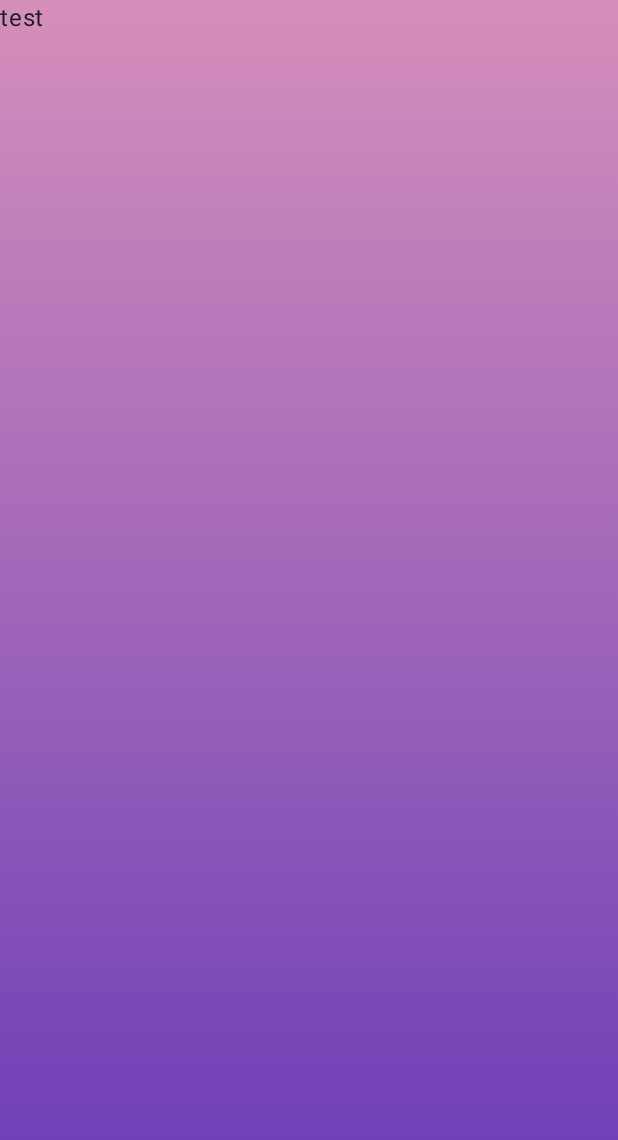
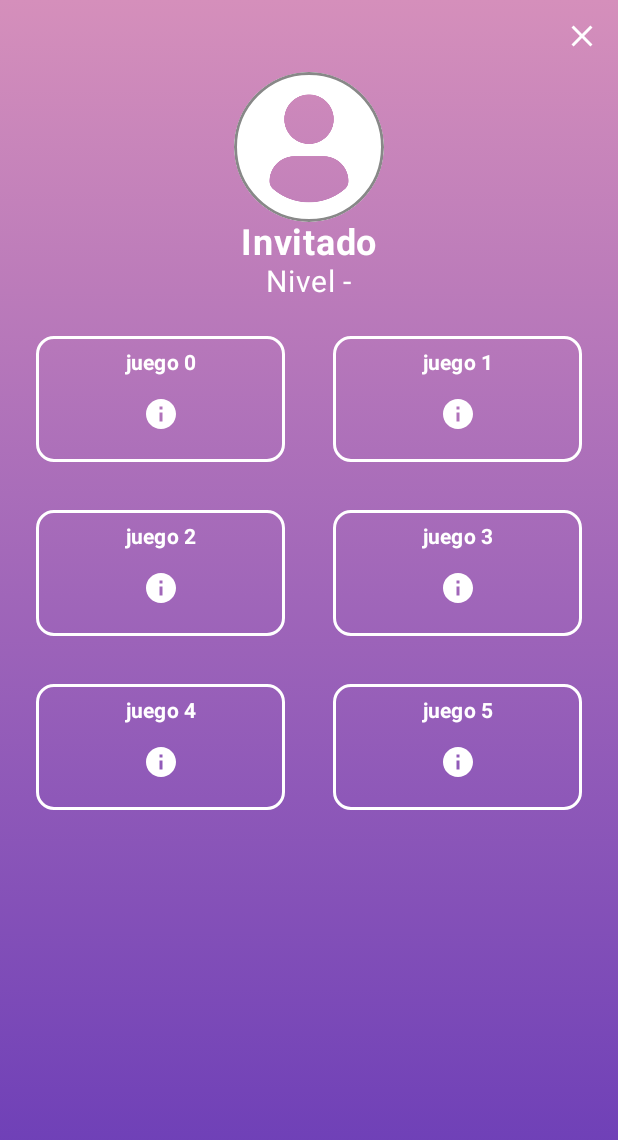
Before and after one commit to PedroRS9/Pector, an Android app built with Jetpack Compose: the MainMenuScreen screen opened through its navigation route, on a phone screen of 412 x 824 dp. Shown: the top 1140 px of the screen. Run offline under Robolectric (Android 15) with nearby library versions, the phone set to English and light mode, and no system bars; our stand-ins replace livedata-compose.

Commit message:
Added UserViewModel and MainMenuScreen Redesign
- Introduced UserViewModel to manage and maintain user state across the application, resolving inconsistencies between LoginScreen and MainMenuScreen.
- Implemented the design of MainMenuScreen with user profile and game buttons.
- Added navigation functions and placeholders for future implementations of game logic and information actions.

```diff
--- a/app/src/main/java/es/ulpgc/pamn/pector/data/Result.kt
+++ b/app/src/main/java/es/ulpgc/pamn/pector/data/Result.kt
@@ -3,4 +3,5 @@ package es.ulpgc.pamn.pector.data
 sealed class Result{
     data class Success(val boolean: Boolean): Result()
     data class Error(val exception: Exception): Result()
+    data class LoginSuccess(val user: User): Result()
 }
--- a/app/src/main/java/es/ulpgc/pamn/pector/data/User.kt
+++ b/app/src/main/java/es/ulpgc/pamn/pector/data/User.kt
@@ -12,4 +12,6 @@ class User(
     fun getPassword() = password;
     fun getEmail() = email;
     fun getPictureURL() = pictureURL
+    fun getLevel() = level
+    fun getXp() = xp
 }
--- /dev/null
+++ b/app/src/main/java/es/ulpgc/pamn/pector/global/UserViewModel.kt
@@ -0,0 +1,16 @@
+package es.ulpgc.pamn.pector.global
+
+import androidx.lifecycle.LiveData
+import androidx.lifecycle.MutableLiveData
+import androidx.lifecycle.ViewModel
+import es.ulpgc.pamn.pector.data.User
+
+class UserViewModel : ViewModel() {
+
+    private val _currentUser = MutableLiveData<User?>()
+    val currentUser: LiveData<User?> = _currentUser
+    fun setUser(user: User) {
+        _currentUser.value = user
+    }
+
+}
--- a/app/src/main/java/es/ulpgc/pamn/pector/login/LoginScreen.kt
+++ b/app/src/main/java/es/ulpgc/pamn/pector/login/LoginScreen.kt
@@ -26,6 +26,7 @@ import androidx.compose.ui.res.painterResource
 import androidx.compose.ui.res.stringResource
 import androidx.compose.ui.tooling.preview.Preview
 import androidx.compose.ui.unit.dp
+import androidx.lifecycle.viewmodel.compose.LocalViewModelStoreOwner
 import androidx.lifecycle.viewmodel.compose.viewModel
 import androidx.navigation.NavBackStackEntry
 import androidx.navigation.NavController
@@ -40,6 +41,7 @@ import es.ulpgc.pamn.pector.extensions.isValidEmail
 import es.ulpgc.pamn.pector.extensions.isValidPassword
 import es.ulpgc.pamn.pector.extensions.isValidUsername
 import es.ulpgc.pamn.pector.extensions.pectorBackground
+import es.ulpgc.pamn.pector.global.UserViewModel
 import es.ulpgc.pamn.pector.navigation.AppScreens
 import es.ulpgc.pamn.pector.login.ErrorDialog
 import es.ulpgc.pamn.pector.signup.SignupViewModel
@@ -47,7 +49,7 @@ import es.ulpgc.pamn.pector.ui.theme.PectorTheme
 import java.lang.Exception
 
 @Composable
-fun LoginScreen(navController: NavController, backStackEntry: NavBackStackEntry){
+fun LoginScreen(navController: NavController, backStackEntry: NavBackStackEntry, userViewModel: UserViewModel){
     val viewModel: LoginViewModel = viewModel(backStackEntry)
     val loginState by viewModel.loginState.observeAsState()
     Column{
@@ -56,6 +58,7 @@ fun LoginScreen(navController: NavController, backStackEntry: NavBackStackEntry)
             onLogin = { username, password -> viewModel.onLogin(username,password) },
             clearErrors = { viewModel.clearError() },
             loginState = loginState,
+            userViewModel = userViewModel
         )
     }
 }
@@ -64,6 +67,7 @@ fun BodyContent(navController: NavController,
                 onLogin:(String, String) -> Unit,
                 clearErrors: () -> Unit,
                 loginState: Result?,
+                userViewModel: UserViewModel
 
 ) {
     var username by remember { mutableStateOf("") }
@@ -141,7 +145,8 @@ fun BodyContent(navController: NavController,
             )
         }
         when(loginState) {
-            is Result.Success -> {
+            is Result.LoginSuccess -> {
+                userViewModel.setUser(loginState.user)
                 navController.navigate(route = AppScreens.MainMenuScreen.route)
             }
             is Result.Error -> {
@@ -149,7 +154,7 @@ fun BodyContent(navController: NavController,
                 showDialog.value = true
                 clearErrors()
             }
-            null -> {}
+            else -> {}
         }
     }
 }
@@ -197,6 +202,7 @@ fun ShowPreview(){
                 onLogin = { _,_ ->},
                 clearErrors = {},
                 loginState = Result.Success(true),
+                userViewModel = viewModel()
             )
         }
     }
--- a/app/src/main/java/es/ulpgc/pamn/pector/login/LoginViewModel.kt
+++ b/app/src/main/java/es/ulpgc/pamn/pector/login/LoginViewModel.kt
@@ -31,7 +31,7 @@ class LoginViewModel : ViewModel() {
                 FirebaseAuth.getInstance().signInWithEmailAndPassword(user.getEmail(), password)
                     .addOnCompleteListener { task ->
                         if (task.isSuccessful) {
-                            _loginState.postValue(Result.Success(true))
+                            _loginState.postValue(Result.LoginSuccess(user))
                         } else {
                             _loginState.postValue(Result.Error(Exception("Fallo de autenticación")))
                         }
--- a/app/src/main/java/es/ulpgc/pamn/pector/mainmenu/MainMenuScreen.kt
+++ b/app/src/main/java/es/ulpgc/pamn/pector/mainmenu/MainMenuScreen.kt
@@ -1,48 +1,176 @@
 package es.ulpgc.pamn.pector.mainmenu
 
+import androidx.compose.foundation.BorderStroke
+import androidx.compose.foundation.Image
+import androidx.compose.foundation.background
+import androidx.compose.foundation.border
+import androidx.compose.foundation.clickable
+import androidx.compose.foundation.layout.Arrangement
+import androidx.compose.foundation.layout.Box
 import androidx.compose.foundation.layout.Column
+import androidx.compose.foundation.layout.IntrinsicSize
+import androidx.compose.foundation.layout.PaddingValues
+import androidx.compose.foundation.layout.Spacer
+import androidx.compose.foundation.layout.aspectRatio
 import androidx.compose.foundation.layout.fillMaxSize
+import androidx.compose.foundation.layout.fillMaxWidth
+import androidx.compose.foundation.layout.height
+import androidx.compose.foundation.layout.padding
+import androidx.compose.foundation.layout.size
+import androidx.compose.foundation.lazy.grid.GridCells
+import androidx.compose.foundation.lazy.grid.LazyVerticalGrid
+import androidx.compose.foundation.shape.CircleShape
+import androidx.compose.foundation.shape.RoundedCornerShape
+import androidx.compose.material.icons.Icons
+import androidx.compose.material.icons.filled.Close
+import androidx.compose.material.icons.filled.Info
+import androidx.compose.material3.ButtonDefaults
+import androidx.compose.material3.Card
+import androidx.compose.material3.CardDefaults
+import androidx.compose.material3.Icon
+import androidx.compose.material3.IconButton
 import androidx.compose.material3.MaterialTheme
+import androidx.compose.material3.OutlinedButton
 import androidx.compose.material3.Surface
 import androidx.compose.material3.Text
 import androidx.compose.runtime.Composable
+import androidx.compose.runtime.getValue
+import androidx.compose.runtime.livedata.observeAsState
+import androidx.compose.ui.Alignment
 import androidx.compose.ui.Modifier
+import androidx.compose.ui.draw.clip
+import androidx.compose.ui.graphics.Color
+import androidx.compose.ui.res.painterResource
+import androidx.compose.ui.text.font.FontWeight
 import androidx.compose.ui.tooling.preview.Preview
+import androidx.compose.ui.unit.dp
+import androidx.compose.ui.unit.sp
+import androidx.lifecycle.viewmodel.compose.LocalViewModelStoreOwner
+import androidx.lifecycle.viewmodel.compose.viewModel
 import androidx.navigation.NavBackStackEntry
 import androidx.navigation.NavController
 import androidx.navigation.compose.rememberNavController
+import es.ulpgc.pamn.pector.R
+import es.ulpgc.pamn.pector.data.User
 import es.ulpgc.pamn.pector.extensions.pectorBackground
+import es.ulpgc.pamn.pector.global.UserViewModel
 import es.ulpgc.pamn.pector.ui.theme.PectorTheme
 
 @Composable
-fun MainMenuScreen(navController: NavController, backStackEntry: NavBackStackEntry){
-    Column{
-        BodyContent(
-            navController = navController
+fun MainMenuScreen(navController: NavController, backStackEntry: NavBackStackEntry, userViewModel: UserViewModel) {
+    val user by userViewModel.currentUser.observeAsState()
+    BodyContent(navController, user)
+}
+
+@Composable
+fun BodyContent(navController: NavController, user: User?) {
+    Column(
+        modifier = Modifier
+            .fillMaxSize()
+            .pectorBackground(),
+        horizontalAlignment = Alignment.CenterHorizontally
+    ) {
+        // Close icon at the top-right corner
+        Box(contentAlignment = Alignment.TopEnd, modifier = Modifier.fillMaxWidth()) {
+            IconButton(onClick = { /* TODO: Handle close action */ }) {
+                Icon(
+                    imageVector = Icons.Default.Close,
+                    contentDescription = "Cerrar",
+                    tint = Color.White
+                    )
+            }
+        }
+
+        // User image
+        val imageModifier = Modifier
+            .size(100.dp)
+            .clip(CircleShape)
+            .border(2.dp, Color.Gray, CircleShape)
+        /*Aqui debería de añadir logica para tratar el caso de
+        que un usuario tenga imagen, de momento predeterminada */
+        val userProfileImage = painterResource(id = R.drawable.default_profile_pic)
+        Image(
+            painter = userProfileImage,
+            contentDescription = "Imagen de perfil",
+            modifier = imageModifier
         )
+
+        // User name and level
+        Text(
+            text = user?.getName() ?: "Invitado",
+            fontSize = 24.sp,
+            fontWeight = FontWeight.Bold,
+            color = Color.White
+        )
+        Text(
+            text = "Nivel ${user?.getLevel() ?: "-"}",
+            fontSize = 20.sp,
+            color = Color.White
+        )
+
+        // Game buttons grid
+        LazyVerticalGrid(
+            columns = GridCells.Fixed(2),
+            contentPadding = PaddingValues(16.dp),
+            horizontalArrangement = Arrangement.spacedBy(16.dp),
+            verticalArrangement = Arrangement.spacedBy(16.dp)
+        ) {
+            items(6) { index ->
+                GameButton(gameName = "juego $index", onInfoClicked = { /* TODO: Handle info action */ }) {
+                    // TODO: Handle game button click
+                }
+            }
+        }
     }
 }
 
 @Composable
-fun BodyContent(navController: NavController){
-    Column(
-        modifier = Modifier.pectorBackground()
-    ){
-        Text("test")
+fun GameButton(
+    gameName: String,
+    onInfoClicked: () -> Unit,
+    onGameClicked: () -> Unit
+) {
+    OutlinedButton(
+        shape = RoundedCornerShape(12.dp),
+        onClick = onGameClicked,
+        modifier = Modifier.padding(8.dp),
+        border = BorderStroke(2.dp, Color.White),
+        colors = ButtonDefaults.outlinedButtonColors(
+            contentColor = Color.White
+        )
+    ) {
+        Column(
+            horizontalAlignment = Alignment.CenterHorizontally
+        ) {
+            Text(
+                text = gameName,
+                color = Color.White,
+                fontWeight = FontWeight.Bold
+            )
+            IconButton(onClick = onInfoClicked) {
+                Icon(
+                    imageVector = Icons.Default.Info,
+                    contentDescription = "Información",
+                    tint = Color.White
+                )
+            }
+        }
     }
 }
 
+
+
 @Preview
 @Composable
-fun ShowPreview(){
+fun ShowPreview() {
     PectorTheme {
-        // A surface container using the 'background' color from the theme
         Surface(
             modifier = Modifier.fillMaxSize(),
             color = MaterialTheme.colorScheme.background
         ) {
             BodyContent(
-                navController = rememberNavController()
+                navController = rememberNavController(),
+                user = null
             )
         }
     }
--- a/app/src/main/java/es/ulpgc/pamn/pector/navigation/AppNavigation.kt
+++ b/app/src/main/java/es/ulpgc/pamn/pector/navigation/AppNavigation.kt
@@ -1,26 +1,31 @@
 package es.ulpgc.pamn.pector.navigation
 
 import androidx.compose.runtime.Composable
+import androidx.lifecycle.viewmodel.compose.viewModel
 import androidx.navigation.NavHost
 import androidx.navigation.compose.NavHost
 import androidx.navigation.compose.composable
 import androidx.navigation.compose.rememberNavController
+import es.ulpgc.pamn.pector.global.UserViewModel
 import es.ulpgc.pamn.pector.login.LoginScreen
 import es.ulpgc.pamn.pector.mainmenu.MainMenuScreen
 import es.ulpgc.pamn.pector.signup.SignupScreen
 import es.ulpgc.pamn.pector.welcomemenu.WelcomeScreen
 @Composable
 fun AppNavigation() {
+
     val navController = rememberNavController()
+    val userViewModel: UserViewModel = viewModel()
+
     NavHost(navController = navController, startDestination = AppScreens.WelcomeScreen.route){
         composable(route = AppScreens.LoginScreen.route){ backStackEntry ->
-            LoginScreen(navController, backStackEntry)
+            LoginScreen(navController, backStackEntry, userViewModel)
         }
         composable(route = AppScreens.SignupScreen.route){ backStackEntry ->
             SignupScreen(navController, backStackEntry)
         }
         composable(route = AppScreens.MainMenuScreen.route){ backStackEntry ->
-            MainMenuScreen(navController, backStackEntry)
+            MainMenuScreen(navController, backStackEntry, userViewModel)
         }
         composable(route = AppScreens.WelcomeScreen.route){
             WelcomeScreen(navController)
--- a/app/src/main/java/es/ulpgc/pamn/pector/signup/SignupScreen.kt
+++ b/app/src/main/java/es/ulpgc/pamn/pector/signup/SignupScreen.kt
@@ -164,6 +164,7 @@ fun BodyContent(navController: NavController,
                 clearErrors()
             }
             null -> {}
+            else -> {}
         }
     }
 }
--- a/app/src/main/java/es/ulpgc/pamn/pector/welcomemenu/WelcomeMenuScreen.kt
+++ b/app/src/main/java/es/ulpgc/pamn/pector/welcomemenu/WelcomeMenuScreen.kt
@@ -12,6 +12,7 @@ import androidx.compose.material3.Text
 import androidx.compose.runtime.Composable
 import androidx.compose.ui.Alignment
 import androidx.compose.ui.Modifier
+import androidx.compose.ui.graphics.Color
 import androidx.compose.ui.res.painterResource
 import androidx.compose.ui.res.stringResource
 import androidx.compose.ui.text.font.FontWeight
@@ -54,7 +55,8 @@ fun BodyContent(navController: NavController) {
             text = stringResource(R.string.welcome_message),
             fontSize = 24.sp,
             fontWeight = FontWeight.Normal,
-            modifier = Modifier.padding(16.dp)
+            modifier = Modifier.padding(16.dp),
+            color = Color.White
         )
 
         PectorTransparentWelcomeButton(
```
Also changed, not shown: app/src/main/res/drawable/default_profile_pic.png (added).
